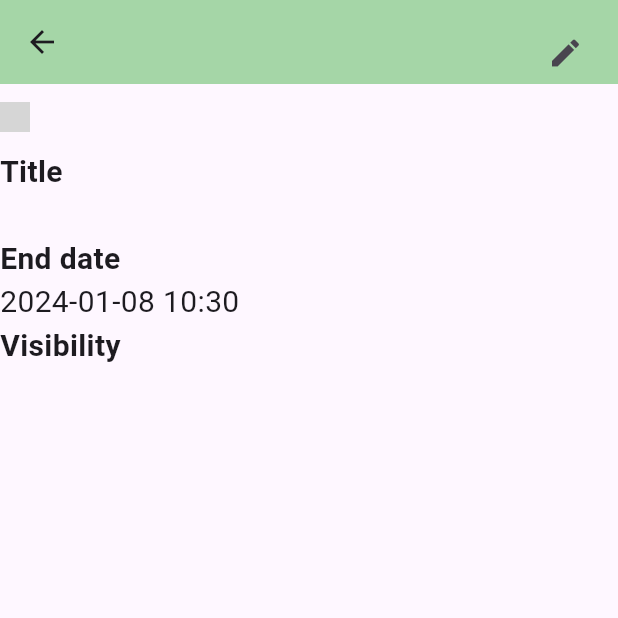
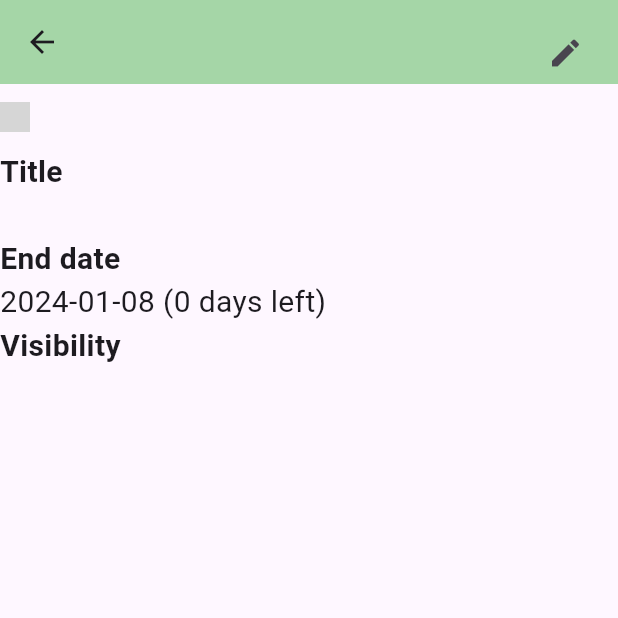
Before and after one commit to sunny-github-acc/challenges, a Flutter app: the DisplayChallenge screen opened directly with empty values, on a phone screen of 412 x 824 dp, the top half of it. Run offline on Flutter 3.47's test engine with Material 3 defaults, Android fonts, the phone set to English and light mode, and no system bars; our stand-ins replace cloud_firestore, firebase_auth, firebase_core, google_sign_in; accounts and stored records are empty; network calls fail; grey boxes are pictures that could not be loaded.

Commit message:
Update: Days left

```diff
--- a/lib/components/challenge.dart
+++ b/lib/components/challenge.dart
@@ -31,7 +31,7 @@ class Challenge extends StatelessWidget {
                     )
                   : ClipOval(
                       child: Image.network(
-                      collection['photoURL']!,
+                      collection['photoURL'],
                       height: 20,
                       fit: BoxFit.cover,
                     ))),
@@ -59,7 +59,9 @@ class Challenge extends StatelessWidget {
           fontWeight: FontWeight.bold,
         ),
         TextCustom(
-            text: collection['endDate'].toDate().toString().substring(0, 16)),
+            text: collection['isUnlimited'] == true
+                ? 'Unlimited'
+                : '${collection['endDate'].toDate().toString().substring(0, 10)} (${DateTime.parse(collection['endDate'].toDate().toString()).difference(DateTime.now()).inDays} days left)'),
         if (consequence != '') ...[
           const TextCustom(
             text: 'Consequence',
```
